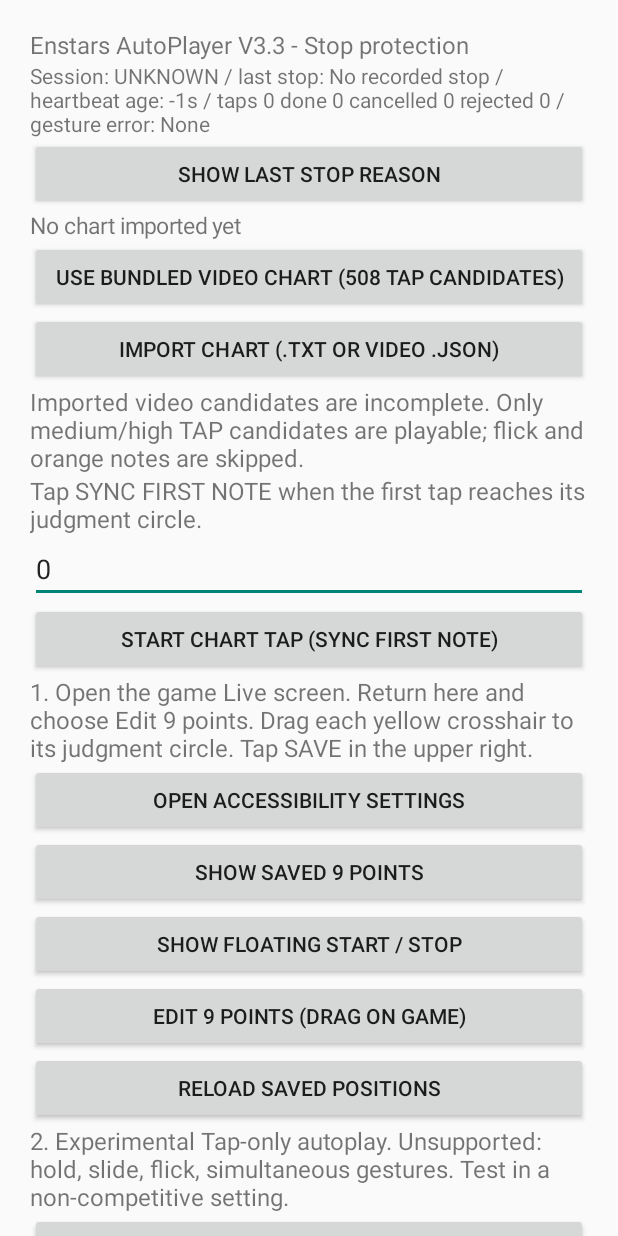
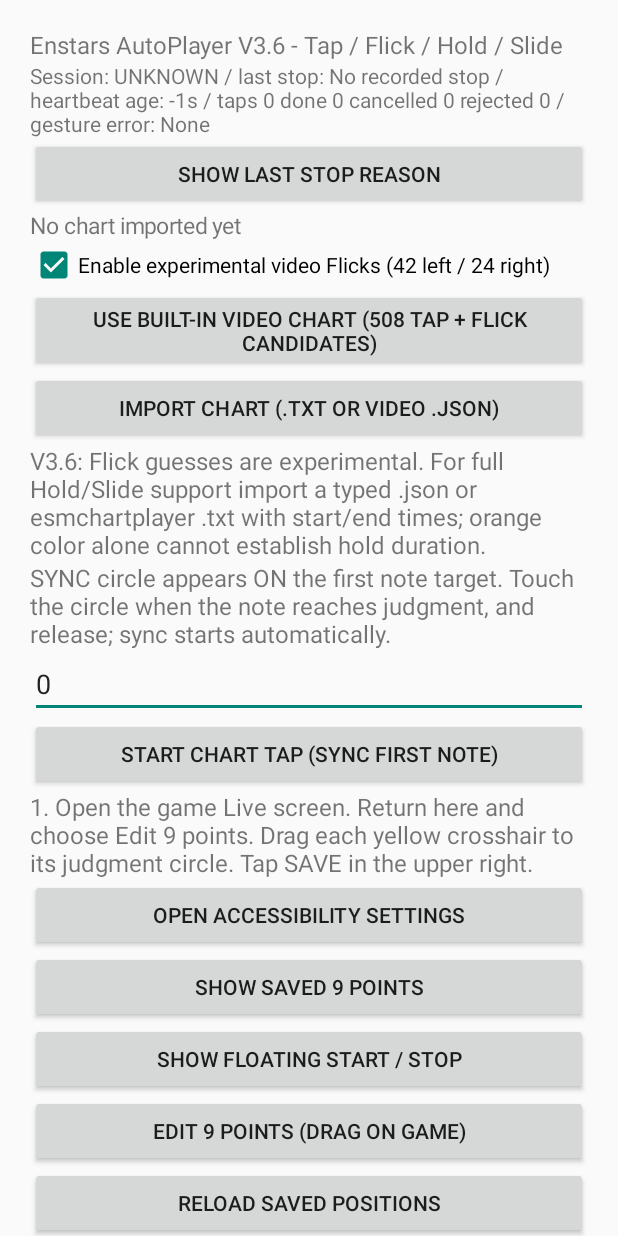
Before and after one commit to kurohako/EnstarsAutoPlayer, an Android app: the screen it shows after launch (MainActivity), on a phone screen of 412 x 824 dp. Run offline under Robolectric (Android 15) with nearby library versions, the phone set to English and light mode, and no system bars.

Commit message:
V3.6 UI with built-in Flick switch, typed chart event counts and first-lane sync guidance

```diff
--- a/app/src/main/java/com/enstars/autoplayer/MainActivity.kt
+++ b/app/src/main/java/com/enstars/autoplayer/MainActivity.kt
@@ -7,6 +7,7 @@ import android.provider.Settings
 import android.view.Gravity
 import android.view.ViewGroup
 import android.widget.Button
+import android.widget.CheckBox
 import android.widget.EditText
 import android.widget.LinearLayout
 import android.widget.ScrollView
@@ -24,9 +25,9 @@ class MainActivity:Activity(){
    val raw=contentResolver.openInputStream(uri)?.bufferedReader()?.use{it.readText()}
     ?:throw IllegalStateException("Empty chart")
    val chart=ChartParser.parse(raw)
-   if(chart.taps.isEmpty())throw IllegalArgumentException("No supported taps found")
+   if(chart.events.isEmpty())throw IllegalArgumentException("No supported gestures found")
    getSharedPreferences("chart",MODE_PRIVATE).edit().putString("chartText",raw).apply()
-   chartInfo.text="Imported: "+chart.difficulty+" | TAP "+chart.taps.size+" | skipped "+chart.skipped+" | first "+chart.taps.first().timeMs+" ms"
+   chartInfo.text="Imported: "+chart.difficulty+" | "+chart.counts+" | skipped "+chart.skipped+" | first "+chart.events.first().timeMs+" ms"
   }catch(e:Exception){chartInfo.text="Chart import failed: "+e.message}
  }
 
@@ -49,7 +50,7 @@ class MainActivity:Activity(){
    return s
   }
 
-  label("Enstars AutoPlayer V3.3 - Stop protection")
+  label("Enstars AutoPlayer V3.6 - Tap / Flick / Hold / Slide")
   val sessionText=TextView(this).apply{textSize=14f}
   root.addView(sessionText)
   fun refreshSessionInfo(){
@@ -72,16 +73,24 @@ class MainActivity:Activity(){
   refreshSessionInfo()
   chartInfo=TextView(this).apply{text="No chart imported yet";textSize=15f}
   root.addView(chartInfo)
-  button("USE BUNDLED VIDEO CHART (508 TAP candidates)"){
+  val chartSettings=getSharedPreferences("chart",MODE_PRIVATE)
+  val flickCheck=CheckBox(this).apply{
+   text="Enable experimental video Flicks (42 left / 24 right)"
+   isChecked=chartSettings.getBoolean("enableVideoFlicks",true)
+   setOnCheckedChangeListener{_,checked->
+    chartSettings.edit().putBoolean("enableVideoFlicks",checked).apply()
+   }
+  }
+  root.addView(flickCheck)
+  button("USE BUILT-IN VIDEO CHART (508 TAP + Flick candidates)"){
    try{
-    val raw=BundledVideoChart.asJson()
+    val raw=BundledVideoChart.asJson(flickCheck.isChecked)
     val chart=ChartParser.parse(raw)
-    getSharedPreferences("chart",MODE_PRIVATE).edit().putString("chartText",raw).apply()
-    chartInfo.text="VIDEO: "+chart.taps.size+" candidate TAPs (incomplete)"
-    Toast.makeText(this,"Bundled video chart selected",Toast.LENGTH_LONG).show()
-   }catch(e:Exception){
-    chartInfo.text="Bundled chart error: "+e.message
-   }
+    chartSettings.edit().putString("chartText",raw).apply()
+    chartInfo.text="BUNDLED: "+chart.counts+" | unsupported "+chart.skipped+
+      " (hold lengths unavailable)"
+    Toast.makeText(this,"Built-in V3.6 chart selected",Toast.LENGTH_LONG).show()
+   }catch(e:Exception){chartInfo.text="Bundled chart error: "+e.message}
   }
   button("Import chart (.txt or video .json)"){
    startActivityForResult(Intent(Intent.ACTION_OPEN_DOCUMENT).apply{
@@ -93,11 +102,11 @@ class MainActivity:Activity(){
   getSharedPreferences("chart",MODE_PRIVATE).getString("chartText",null)?.let{
    try{
     val chart=ChartParser.parse(it)
-    chartInfo.text="Saved: "+chart.difficulty+" | TAP "+chart.taps.size+" | skipped "+chart.skipped
+    chartInfo.text="Saved: "+chart.difficulty+" | "+chart.counts+" | skipped "+chart.skipped
    }catch(_:Exception){}
   }
-  label("Imported video candidates are incomplete. Only medium/high TAP candidates are playable; flick and orange notes are skipped.")
-  label("Tap SYNC FIRST NOTE when the first tap reaches its judgment circle.")
+  label("V3.6: Flick guesses are experimental. For full Hold/Slide support import a typed .json or esmchartplayer .txt with start/end times; orange color alone cannot establish hold duration.")
+  label("SYNC circle appears ON the first note target. Touch the circle when the note reaches judgment, and release; sync starts automatically.")
   val syncOffset=EditText(this).apply{
    inputType=android.text.InputType.TYPE_CLASS_NUMBER or android.text.InputType.TYPE_NUMBER_FLAG_SIGNED
    setText(getSharedPreferences("chart",MODE_PRIVATE).getLong("syncOffset",0L).toString())
@@ -124,7 +133,7 @@ class MainActivity:Activity(){
    Toast.makeText(this,"Switch to game, drag 9 targets, tap SAVE at top right",Toast.LENGTH_LONG).show()
   }
   button("Reload saved positions"){service()?.start()}
-  label("2. Experimental Tap-only autoplay. Unsupported: hold, slide, flick, simultaneous gestures. Test in a non-competitive setting.")
+  label("Legacy real-time screenshot TAP mode below (not recommended). The V3.6 chart mode supports mixed gestures when accurate note data is provided.")
   button("Test one tap at point 5"){service()?.testTap()}
   button("Start experimental TAP autoplay"){service()?.startAutoplay()}
   button("STOP autoplay and hide overlay"){service()?.stop()}
```
